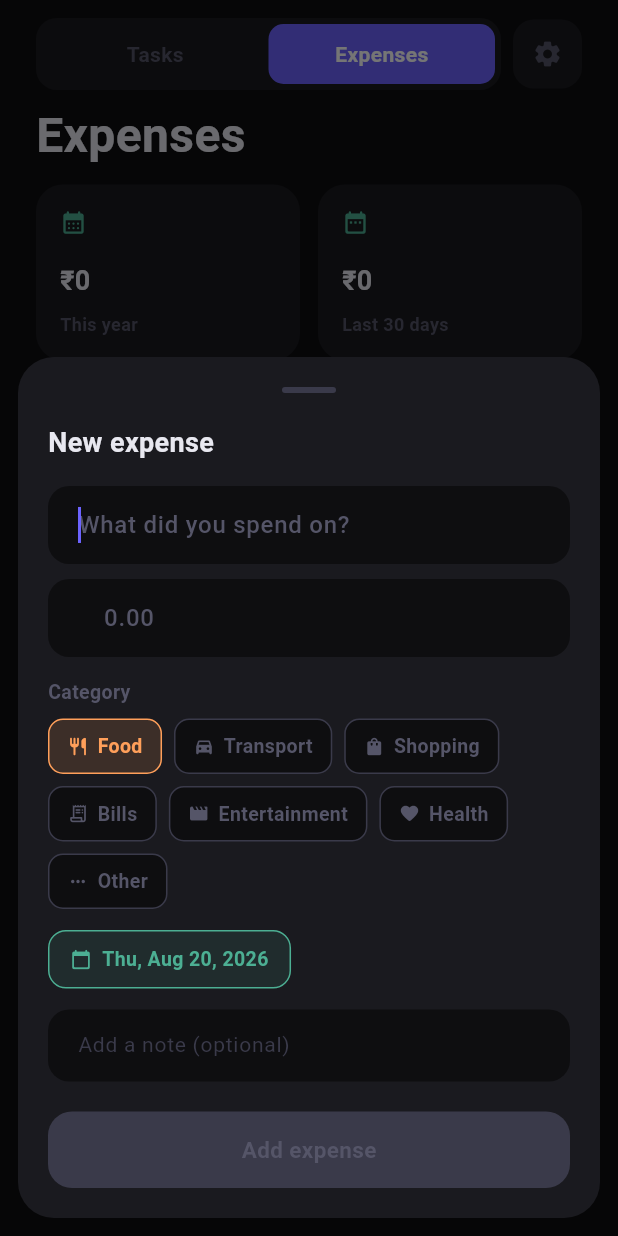
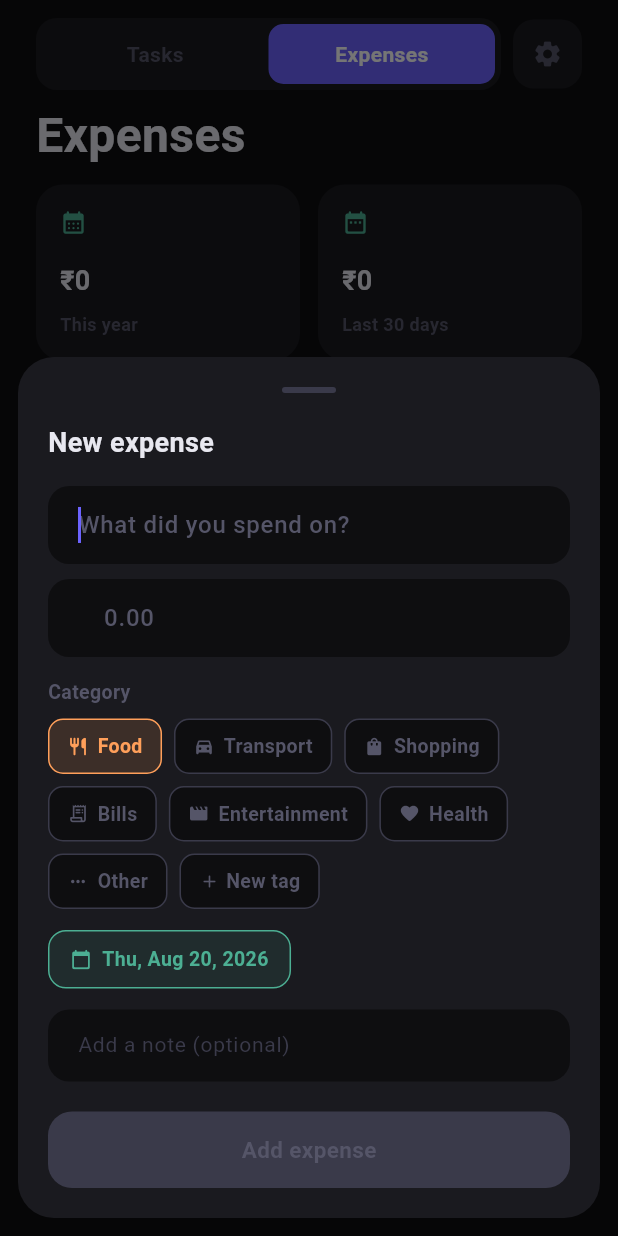
Before and after one commit to Vinodhariharan/TaskFlow, a Flutter app: the screen it shows after launch, after a tap on "Expenses", after a tap on "Add expense", on a phone screen of 412 x 824 dp. Run offline on Flutter 3.47's test engine with Material 3 defaults, Android fonts, the phone set to English and light mode, and no system bars; our stand-ins replace shared_preferences.

Commit message:
Backlog item 10: custom expense tags with icon + color selection
Categories are no longer a closed set: users can create their own tags
(name + icon + color) alongside the 7 built-ins, via a "New tag" chip
in the category picker. Introduces a Tag model (custom tags persisted
separately from built-ins) and CategoryService; Expense now stores a
categoryId (String) instead of a fixed enum value, with backward-
compatible migration for existing data that stored the old enum index.

Icon choices are a curated, fixed list of literal Icons.* references
(not arbitrary reconstructed IconData) so Flutter's icon tree-shaker
keeps them in release builds instead of stripping them to blank glyphs.

```diff
--- /dev/null
+++ b/lib/models/category.dart
@@ -0,0 +1,102 @@
+import 'dart:convert';
+import 'package:flutter/material.dart';
+
+/// Curated, fixed icon choices for categories — written as literal `Icons.*`
+/// references so Flutter's icon tree-shaker keeps them in release builds.
+/// An IconData rebuilt at runtime from a stored codePoint would get shaken
+/// out of the font and render blank, so custom categories pick from this
+/// fixed list (stored as an index) rather than an arbitrary icon.
+const List<IconData> kCategoryIconChoices = [
+  Icons.restaurant_rounded,
+  Icons.directions_car_filled_rounded,
+  Icons.shopping_bag_rounded,
+  Icons.receipt_long_rounded,
+  Icons.movie_rounded,
+  Icons.favorite_rounded,
+  Icons.more_horiz_rounded,
+  Icons.home_rounded,
+  Icons.flight_takeoff_rounded,
+  Icons.school_rounded,
+  Icons.pets_rounded,
+  Icons.fitness_center_rounded,
+  Icons.coffee_rounded,
+  Icons.local_bar_rounded,
+  Icons.spa_rounded,
+  Icons.build_rounded,
+  Icons.celebration_rounded,
+  Icons.card_giftcard_rounded,
+  Icons.local_gas_station_rounded,
+  Icons.phone_iphone_rounded,
+  Icons.subscriptions_rounded,
+  Icons.child_care_rounded,
+  Icons.medical_services_rounded,
+  Icons.savings_rounded,
+];
+
+const List<Color> kCategoryColorChoices = [
+  Color(0xFFFF9F5A),
+  Color(0xFF5AB4FF),
+  Color(0xFFFF6584),
+  Color(0xFFFFD166),
+  Color(0xFFB388FF),
+  Color(0xFF4CD9A0),
+  Color(0xFF9090A8),
+  Color(0xFF4CAF93),
+  Color(0xFFFF7A7A),
+  Color(0xFF6C63FF),
+];
+
+class Tag {
+  final String id;
+  final String label;
+  final int iconIndex;
+  final int colorIndex;
+  final bool isBuiltIn;
+
+  const Tag({
+    required this.id,
+    required this.label,
+    required this.iconIndex,
+    required this.colorIndex,
+    this.isBuiltIn = false,
+  });
+
+  IconData get icon => kCategoryIconChoices[
+      iconIndex.clamp(0, kCategoryIconChoices.length - 1)];
+  Color get color => kCategoryColorChoices[
+      colorIndex.clamp(0, kCategoryColorChoices.length - 1)];
+
+  Map<String, dynamic> toJson() => {
+        'id': id,
+        'label': label,
+        'iconIndex': iconIndex,
+        'colorIndex': colorIndex,
+      };
+
+  factory Tag.fromJson(Map<String, dynamic> json) => Tag(
+        id: json['id'] as String,
+        label: json['label'] as String,
+        iconIndex: json['iconIndex'] as int,
+        colorIndex: json['colorIndex'] as int,
+      );
+
+  String toJsonString() => jsonEncode(toJson());
+  factory Tag.fromJsonString(String s) =>
+      Tag.fromJson(jsonDecode(s) as Map<String, dynamic>);
+}
+
+/// Fixed ids so old data (which stored a category as an enum index 0-6 in
+/// this exact order) can be migrated deterministically — see
+/// Expense.fromJson.
+const List<Tag> kBuiltInCategories = [
+  Tag(id: 'food', label: 'Food', iconIndex: 0, colorIndex: 0, isBuiltIn: true),
+  Tag(id: 'transport', label: 'Transport', iconIndex: 1, colorIndex: 1, isBuiltIn: true),
+  Tag(id: 'shopping', label: 'Shopping', iconIndex: 2, colorIndex: 2, isBuiltIn: true),
+  Tag(id: 'bills', label: 'Bills', iconIndex: 3, colorIndex: 3, isBuiltIn: true),
+  Tag(id: 'entertainment', label: 'Entertainment', iconIndex: 4, colorIndex: 4, isBuiltIn: true),
+  Tag(id: 'health', label: 'Health', iconIndex: 5, colorIndex: 5, isBuiltIn: true),
+  Tag(id: 'other', label: 'Other', iconIndex: 6, colorIndex: 6, isBuiltIn: true),
+];
+
+const Tag kFallbackCategory = Tag(
+    id: 'other', label: 'Other', iconIndex: 6, colorIndex: 6, isBuiltIn: true);
--- a/lib/models/expense.dart
+++ b/lib/models/expense.dart
@@ -1,12 +1,11 @@
 import 'dart:convert';
-
-enum ExpenseCategory { food, transport, shopping, bills, entertainment, health, other }
+import 'category.dart';
 
 class Expense {
   final String id;
   String title;
   double amount;
-  ExpenseCategory category;
+  String categoryId;
   DateTime date;
   String? note;
 
@@ -14,7 +13,7 @@ class Expense {
     required this.id,
     required this.title,
     required this.amount,
-    required this.category,
+    required this.categoryId,
     required this.date,
     this.note,
   });
@@ -22,7 +21,7 @@ class Expense {
   Expense copyWith({
     String? title,
     double? amount,
-    ExpenseCategory? category,
+    String? categoryId,
     DateTime? date,
     String? note,
     bool clearNote = false,
@@ -31,7 +30,7 @@ class Expense {
       id: id,
       title: title ?? this.title,
       amount: amount ?? this.amount,
-      category: category ?? this.category,
+      categoryId: categoryId ?? this.categoryId,
       date: date ?? this.date,
       note: clearNote ? null : (note ?? this.note),
     );
@@ -42,19 +41,29 @@ class Expense {
       'id': id,
       'title': title,
       'amount': amount,
-      'category': category.index,
+      'categoryId': categoryId,
       'date': date.toIso8601String(),
       'note': note,
     };
   }
 
   factory Expense.fromJson(Map<String, dynamic> json) {
+    String categoryId;
+    final storedId = json['categoryId'] as String?;
+    if (storedId != null) {
+      categoryId = storedId;
+    } else {
+      // Legacy data stored the built-in category as an enum index (0-6).
+      final oldIndex = json['category'] as int? ?? kBuiltInCategories.length - 1;
+      categoryId =
+          kBuiltInCategories[oldIndex.clamp(0, kBuiltInCategories.length - 1)]
+              .id;
+    }
     return Expense(
       id: json['id'] as String,
       title: json['title'] as String,
       amount: (json['amount'] as num).toDouble(),
-      category: ExpenseCategory
-          .values[json['category'] as int? ?? ExpenseCategory.other.index],
+      categoryId: categoryId,
       date: DateTime.parse(json['date'] as String),
       note: json['note'] as String?,
     );
--- a/lib/screens/add_edit_expense_sheet.dart
+++ b/lib/screens/add_edit_expense_sheet.dart
@@ -2,7 +2,9 @@ import 'package:flutter/material.dart';
 import 'package:flutter/services.dart';
 import 'package:intl/intl.dart';
 import '../main.dart';
+import '../models/category.dart';
 import '../models/expense.dart';
+import '../services/category_service.dart';
 import '../services/currency_settings.dart';
 import '../services/expense_service.dart';
 import 'expense_widgets.dart';
@@ -22,7 +24,7 @@ class _AddEditExpenseSheetState extends State<AddEditExpenseSheet> {
   late final TextEditingController _titleController;
   late final TextEditingController _amountController;
   late final TextEditingController _noteController;
-  late ExpenseCategory _category;
+  late String _categoryId;
   late DateTime _date;
   bool _saving = false;
   List<String> _titleSuggestions = [];
@@ -35,8 +37,9 @@ class _AddEditExpenseSheetState extends State<AddEditExpenseSheet> {
     _amountController =
         TextEditingController(text: e != null ? _stripTrailingZero(e.amount) : '');
     _noteController = TextEditingController(text: e?.note ?? '');
-    _category = e?.category ?? ExpenseCategory.food;
+    _categoryId = e?.categoryId ?? kBuiltInCategories.first.id;
     _date = e?.date ?? DateTime.now();
+    CategoryService.instance.load();
     _titleController.addListener(() => setState(() {}));
     _amountController.addListener(() => setState(() {}));
     widget.expenseService.getTitleSuggestions().then((titles) {
@@ -98,7 +101,7 @@ class _AddEditExpenseSheetState extends State<AddEditExpenseSheet> {
       final updated = widget.editExpense!.copyWith(
         title: title,
         amount: amount,
-        category: _category,
+        categoryId: _categoryId,
         date: _date,
         note: note,
         clearNote: note == null,
@@ -108,7 +111,7 @@ class _AddEditExpenseSheetState extends State<AddEditExpenseSheet> {
       await widget.expenseService.addExpense(
         title: title,
         amount: amount,
-        category: _category,
+        categoryId: _categoryId,
         date: _date,
         note: note,
       );
@@ -272,17 +275,28 @@ class _AddEditExpenseSheetState extends State<AddEditExpenseSheet> {
                 fontWeight: FontWeight.w600,
               )),
           const SizedBox(height: 8),
-          Wrap(
+          ListenableBuilder(
+            listenable: CategoryService.instance,
+            builder: (context, _) => Wrap(
               spacing: 8,
               runSpacing: 8,
               children: [
-              for (final cat in ExpenseCategory.values)
+                for (final cat in CategoryService.instance.all)
                   CategoryChip(
                     category: cat,
-                  selected: _category == cat,
-                  onTap: () => setState(() => _category = cat),
+                    selected: _categoryId == cat.id,
+                    onTap: () => setState(() => _categoryId = cat.id),
+                  ),
+                AddCategoryChip(
+                  onTap: () async {
+                    final created = await showAddCategoryDialog(context);
+                    if (created != null) {
+                      setState(() => _categoryId = created.id);
+                    }
+                  },
                 ),
               ],
+            ),
           ),
           const SizedBox(height: 14),
 
--- a/lib/screens/expense_widgets.dart
+++ b/lib/screens/expense_widgets.dart
@@ -1,7 +1,9 @@
 import 'package:flutter/material.dart';
 import 'package:intl/intl.dart';
 import '../main.dart';
+import '../models/category.dart';
 import '../models/expense.dart';
+import '../services/category_service.dart';
 import '../services/currency_settings.dart';
 
 /// Accent color for the expense tab (kept local — not added to `main.dart`'s
@@ -9,7 +11,7 @@ import '../services/currency_settings.dart';
 const kExpenseAccent = Color(0xFF4CAF93);
 
 // ─────────────────────────────────────────────────────────────────────────────
-// Formatting & category metadata
+// Formatting
 // ─────────────────────────────────────────────────────────────────────────────
 
 String formatCurrency(double amount, {bool decimals = false}) {
@@ -20,65 +22,6 @@ String formatCurrency(double amount, {bool decimals = false}) {
     decimalDigits: decimals ? 2 : 0,
   );
   return fmt.format(amount);
-}
-
-extension ExpenseCategoryX on ExpenseCategory {
-  String get label {
-    switch (this) {
-      case ExpenseCategory.food:
-        return 'Food';
-      case ExpenseCategory.transport:
-        return 'Transport';
-      case ExpenseCategory.shopping:
-        return 'Shopping';
-      case ExpenseCategory.bills:
-        return 'Bills';
-      case ExpenseCategory.entertainment:
-        return 'Entertainment';
-      case ExpenseCategory.health:
-        return 'Health';
-      case ExpenseCategory.other:
-        return 'Other';
-    }
-  }
-
-  IconData get icon {
-    switch (this) {
-      case ExpenseCategory.food:
-        return Icons.restaurant_rounded;
-      case ExpenseCategory.transport:
-        return Icons.directions_car_filled_rounded;
-      case ExpenseCategory.shopping:
-        return Icons.shopping_bag_rounded;
-      case ExpenseCategory.bills:
-        return Icons.receipt_long_rounded;
-      case ExpenseCategory.entertainment:
-        return Icons.movie_rounded;
-      case ExpenseCategory.health:
-        return Icons.favorite_rounded;
-      case ExpenseCategory.other:
-        return Icons.more_horiz_rounded;
-    }
-  }
-
-  Color get color {
-    switch (this) {
-      case ExpenseCategory.food:
-        return const Color(0xFFFF9F5A);
-      case ExpenseCategory.transport:
-        return const Color(0xFF5AB4FF);
-      case ExpenseCategory.shopping:
-        return const Color(0xFFFF6584);
-      case ExpenseCategory.bills:
-        return const Color(0xFFFFD166);
-      case ExpenseCategory.entertainment:
-        return const Color(0xFFB388FF);
-      case ExpenseCategory.health:
-        return const Color(0xFF4CD9A0);
-      case ExpenseCategory.other:
-        return const Color(0xFF9090A8);
-    }
-  }
 }
 
 // ─────────────────────────────────────────────────────────────────────────────
@@ -161,7 +104,7 @@ class KpiCard extends StatelessWidget {
 // ─────────────────────────────────────────────────────────────────────────────
 
 class CategoryChip extends StatelessWidget {
-  final ExpenseCategory category;
+  final Tag category;
   final bool selected;
   final VoidCallback onTap;
 
@@ -209,6 +152,169 @@ class CategoryChip extends StatelessWidget {
   }
 }
 
+/// A dashed "add new" chip, styled to sit alongside CategoryChip in a Wrap.
+class AddCategoryChip extends StatelessWidget {
+  final VoidCallback onTap;
+  const AddCategoryChip({super.key, required this.onTap});
+
+  @override
+  Widget build(BuildContext context) {
+    return GestureDetector(
+      onTap: onTap,
+      child: Container(
+        padding: const EdgeInsets.symmetric(horizontal: 12, vertical: 8),
+        decoration: BoxDecoration(
+          color: context.inputBg,
+          borderRadius: BorderRadius.circular(10),
+          border: Border.all(color: context.subtleColor, width: 1),
+        ),
+        child: Row(
+          mainAxisSize: MainAxisSize.min,
+          children: [
+            Icon(Icons.add_rounded, size: 14, color: context.mutedColor),
+            const SizedBox(width: 4),
+            Text(
+              'New tag',
+              style: TextStyle(
+                color: context.mutedColor,
+                fontSize: 13,
+                fontWeight: FontWeight.w600,
+              ),
+            ),
+          ],
+        ),
+      ),
+    );
+  }
+}
+
+/// Opens a dialog to create a custom category (name + icon + color), and
+/// returns the created Category, or null if cancelled.
+Future<Tag?> showAddCategoryDialog(BuildContext context) {
+  final controller = TextEditingController();
+  int iconIndex = 0;
+  int colorIndex = 0;
+
+  return showDialog<Tag>(
+    context: context,
+    builder: (dialogContext) => StatefulBuilder(
+      builder: (dialogContext, setDialogState) => AlertDialog(
+        backgroundColor: context.sheetBg,
+        shape: RoundedRectangleBorder(borderRadius: BorderRadius.circular(18)),
+        title: Text('New tag', style: TextStyle(color: context.textColor)),
+        content: SingleChildScrollView(
+          child: Column(
+            mainAxisSize: MainAxisSize.min,
+            crossAxisAlignment: CrossAxisAlignment.start,
+            children: [
+              TextField(
+                controller: controller,
+                autofocus: true,
+                textCapitalization: TextCapitalization.words,
+                style: TextStyle(color: context.textColor),
+                decoration: InputDecoration(
+                  hintText: 'Tag name',
+                  hintStyle: TextStyle(color: context.mutedColor),
+                  filled: true,
+                  fillColor: context.inputBg,
+                  border: OutlineInputBorder(
+                    borderRadius: BorderRadius.circular(12),
+                    borderSide: BorderSide.none,
+                  ),
+                ),
+              ),
+              const SizedBox(height: 16),
+              Text('Icon',
+                  style: TextStyle(
+                      color: context.mutedColor,
+                      fontSize: 12,
+                      fontWeight: FontWeight.w600)),
+              const SizedBox(height: 8),
+              Wrap(
+                spacing: 8,
+                runSpacing: 8,
+                children: [
+                  for (int i = 0; i < kCategoryIconChoices.length; i++)
+                    GestureDetector(
+                      onTap: () => setDialogState(() => iconIndex = i),
+                      child: Container(
+                        width: 38,
+                        height: 38,
+                        decoration: BoxDecoration(
+                          color: iconIndex == i
+                              ? kCategoryColorChoices[colorIndex]
+                                  .withValues(alpha: 0.2)
+                              : context.inputBg,
+                          borderRadius: BorderRadius.circular(10),
+                          border: iconIndex == i
+                              ? Border.all(
+                                  color: kCategoryColorChoices[colorIndex],
+                                  width: 1.5)
+                              : null,
+                        ),
+                        child: Icon(kCategoryIconChoices[i],
+                            size: 17,
+                            color: iconIndex == i
+                                ? kCategoryColorChoices[colorIndex]
+                                : context.mutedColor),
+                      ),
+                    ),
+                ],
+              ),
+              const SizedBox(height: 16),
+              Text('Color',
+                  style: TextStyle(
+                      color: context.mutedColor,
+                      fontSize: 12,
+                      fontWeight: FontWeight.w600)),
+              const SizedBox(height: 8),
+              Wrap(
+                spacing: 10,
+                runSpacing: 10,
+                children: [
+                  for (int i = 0; i < kCategoryColorChoices.length; i++)
+                    GestureDetector(
+                      onTap: () => setDialogState(() => colorIndex = i),
+                      child: Container(
+                        width: 30,
+                        height: 30,
+                        decoration: BoxDecoration(
+                          color: kCategoryColorChoices[i],
+                          shape: BoxShape.circle,
+                          border: colorIndex == i
+                              ? Border.all(color: context.textColor, width: 2)
+                              : null,
+                        ),
+                      ),
+                    ),
+                ],
+              ),
+            ],
+          ),
+        ),
+        actions: [
+          TextButton(
+            onPressed: () => Navigator.of(dialogContext).pop(),
+            child: Text('Cancel', style: TextStyle(color: context.mutedColor)),
+          ),
+          TextButton(
+            onPressed: () async {
+              final label = controller.text.trim();
+              if (label.isEmpty) return;
+              final category = await CategoryService.instance.addCustomCategory(
+                  label: label, iconIndex: iconIndex, colorIndex: colorIndex);
+              if (dialogContext.mounted) {
+                Navigator.of(dialogContext).pop(category);
+              }
+            },
+            child: const Text('Create', style: TextStyle(color: kExpenseAccent)),
+          ),
+        ],
+      ),
+    ),
+  );
+}
+
 // ─────────────────────────────────────────────────────────────────────────────
 // Expense tile
 // ─────────────────────────────────────────────────────────────────────────────
@@ -227,10 +333,12 @@ class ExpenseTile extends StatelessWidget {
 
   @override
   Widget build(BuildContext context) {
-    final cat = expense.category;
     return ListenableBuilder(
-      listenable: CurrencySettings.instance,
-      builder: (context, _) => Dismissible(
+      listenable:
+          Listenable.merge([CurrencySettings.instance, CategoryService.instance]),
+      builder: (context, _) {
+        final cat = CategoryService.instance.getById(expense.categoryId);
+        return Dismissible(
       key: ValueKey('dismiss_expense_${expense.id}'),
       direction: DismissDirection.endToStart,
       confirmDismiss: (_) async {
@@ -346,7 +454,8 @@ class ExpenseTile extends StatelessWidget {
           ),
         ),
       ),
-      ),
+        );
+      },
     );
   }
 }
--- a/lib/screens/expenses_home_tab.dart
+++ b/lib/screens/expenses_home_tab.dart
@@ -137,7 +137,7 @@ class _ExpensesHomeTabState extends State<ExpensesHomeTab> {
               await _expenseService.addExpense(
                 title: expense.title,
                 amount: expense.amount,
-                category: expense.category,
+                categoryId: expense.categoryId,
                 date: expense.date,
                 note: expense.note,
               );
--- a/lib/screens/kpi_detail_screen.dart
+++ b/lib/screens/kpi_detail_screen.dart
@@ -1,5 +1,6 @@
 import 'package:flutter/material.dart';
 import '../main.dart';
+import '../services/category_service.dart';
 import '../services/expense_service.dart';
 import 'expense_widgets.dart';
 
@@ -171,7 +172,7 @@ class _CategoryStatRow extends StatelessWidget {
 
   @override
   Widget build(BuildContext context) {
-    final cat = stat.category;
+    final cat = CategoryService.instance.getById(stat.categoryId);
     final pct = total == 0 ? 0.0 : stat.amount / total;
     final barFraction = maxAmount == 0 ? 0.0 : stat.amount / maxAmount;
 
--- a/lib/screens/root_shell.dart
+++ b/lib/screens/root_shell.dart
@@ -1,6 +1,7 @@
 import 'package:flutter/material.dart';
 import 'package:flutter/services.dart';
 import '../main.dart';
+import '../services/category_service.dart';
 import '../services/currency_settings.dart';
 import '../services/settings_service.dart';
 import 'expenses_home_tab.dart';
@@ -24,6 +25,7 @@ class _RootShellState extends State<RootShell> {
   void initState() {
     super.initState();
     CurrencySettings.instance.load();
+    CategoryService.instance.load();
     _settingsService.getDefaultTab().then((tab) {
       if (mounted && tab != _index) setState(() => _index = tab);
     });
--- a/lib/screens/view_expense_sheet.dart
+++ b/lib/screens/view_expense_sheet.dart
@@ -2,6 +2,7 @@ import 'package:flutter/material.dart';
 import 'package:intl/intl.dart';
 import '../main.dart';
 import '../models/expense.dart';
+import '../services/category_service.dart';
 import 'expense_widgets.dart';
 
 class ViewExpenseSheet extends StatelessWidget {
@@ -13,7 +14,7 @@ class ViewExpenseSheet extends StatelessWidget {
 
   @override
   Widget build(BuildContext context) {
-    final cat = expense.category;
+    final cat = CategoryService.instance.getById(expense.categoryId);
     return Container(
       margin: const EdgeInsets.fromLTRB(12, 0, 12, 12),
       padding: const EdgeInsets.fromLTRB(20, 20, 20, 20),
--- /dev/null
+++ b/lib/services/category_service.dart
@@ -0,0 +1,54 @@
+import 'package:flutter/foundation.dart';
+import 'package:shared_preferences/shared_preferences.dart';
+import 'package:uuid/uuid.dart';
+import '../models/category.dart';
+
+/// Built-in categories + user-created custom ones, persisted separately.
+class CategoryService extends ChangeNotifier {
+  CategoryService._();
+  static final CategoryService instance = CategoryService._();
+
+  static const _customCategoriesKey = 'custom_categories_v1';
+  static const _uuid = Uuid();
+
+  List<Tag> _custom = [];
+  bool _loaded = false;
+
+  List<Tag> get all => [...kBuiltInCategories, ..._custom];
+  List<Tag> get custom => List.unmodifiable(_custom);
+
+  Future<void> load() async {
+    if (_loaded) return;
+    final prefs = await SharedPreferences.getInstance();
+    final raw = prefs.getStringList(_customCategoriesKey) ?? [];
+    _custom = raw.map((s) => Tag.fromJsonString(s)).toList();
+    _loaded = true;
+    notifyListeners();
+  }
+
+  Tag getById(String id) {
+    for (final c in all) {
+      if (c.id == id) return c;
+    }
+    return kFallbackCategory;
+  }
+
+  Future<Tag> addCustomCategory({
+    required String label,
+    required int iconIndex,
+    required int colorIndex,
+  }) async {
+    final category = Tag(
+      id: 'custom_${_uuid.v4()}',
+      label: label,
+      iconIndex: iconIndex,
+      colorIndex: colorIndex,
+    );
+    _custom.add(category);
+    notifyListeners();
+    final prefs = await SharedPreferences.getInstance();
+    await prefs.setStringList(
+        _customCategoriesKey, _custom.map((c) => c.toJsonString()).toList());
+    return category;
+  }
+}
```
Also changed, not shown: lib/screens/all_expenses_screen.dart (+17 -12 lines), lib/services/expense_service.dart (+17 -17 lines). Lines whose indentation alone changed are shown as unchanged.
